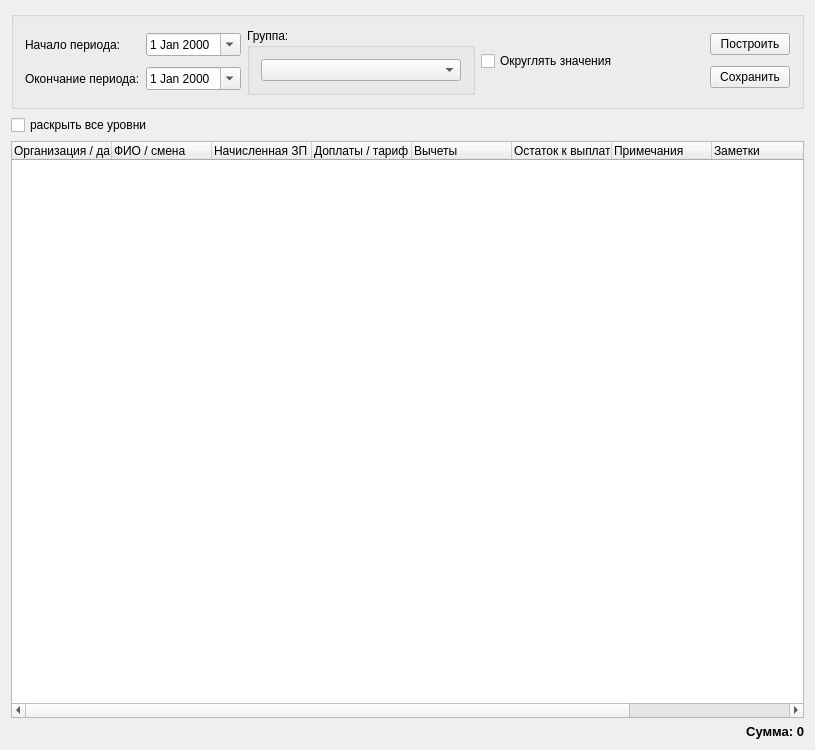
Above: src/zprotokol.ui from SergeyZaz/DSV before the change. Below: the same form after it.
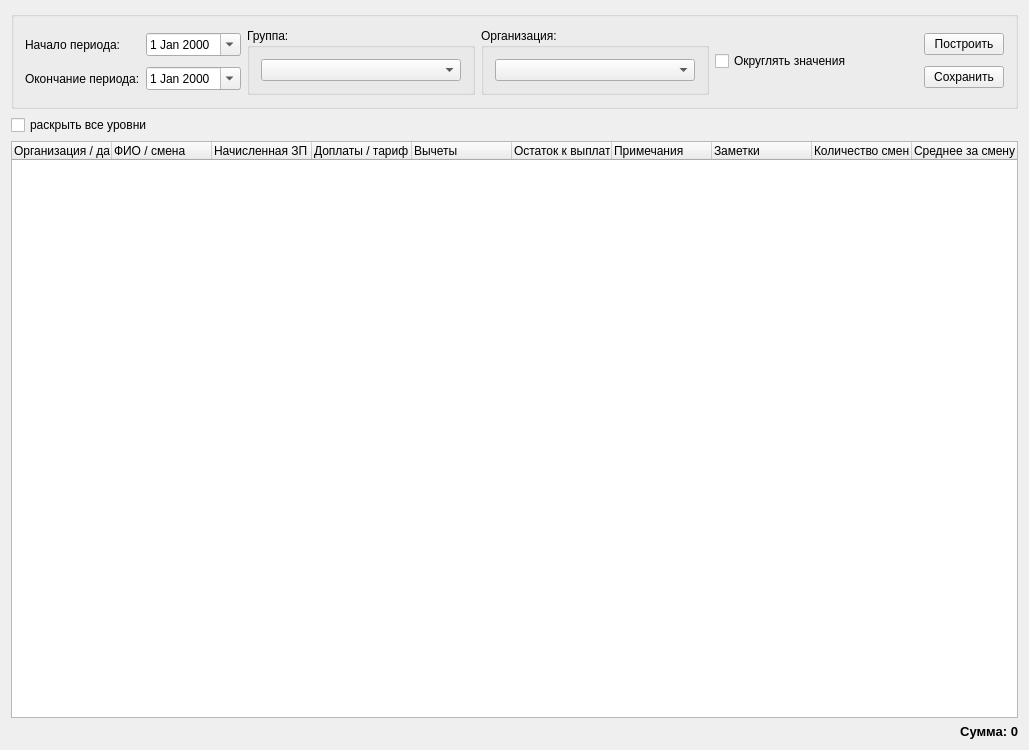
That is the form after the change. Icons and pictures are not drawn.

Patch:
```diff
--- a/src/zprotokol.ui
+++ b/src/zprotokol.ui
@@ -6,7 +6,7 @@
    <rect>
     <x>0</x>
     <y>0</y>
-    <width>815</width>
+    <width>1029</width>
     <height>750</height>
    </rect>
   </property>
@@ -75,6 +75,25 @@
         </layout>
        </widget>
       </item>
+      <item>
+       <widget class="QGroupBox" name="groupBox_3">
+        <property name="title">
+         <string>Организация:</string>
+        </property>
+        <layout class="QGridLayout" name="gridLayout_3">
+         <item row="0" column="0">
+          <widget class="QComboBox" name="cboFilterOrg">
+           <property name="minimumSize">
+            <size>
+             <width>200</width>
+             <height>0</height>
+            </size>
+           </property>
+          </widget>
+         </item>
+        </layout>
+       </widget>
+      </item>
       <item>
        <widget class="QCheckBox" name="ckbRound">
         <property name="text">
```
